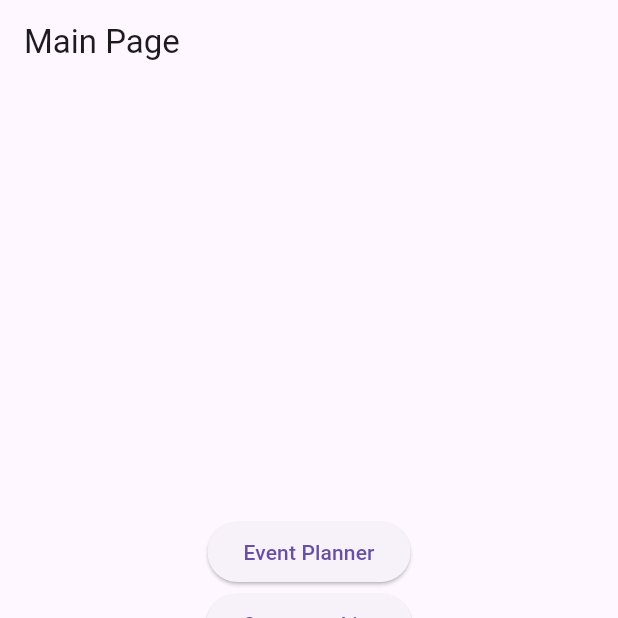
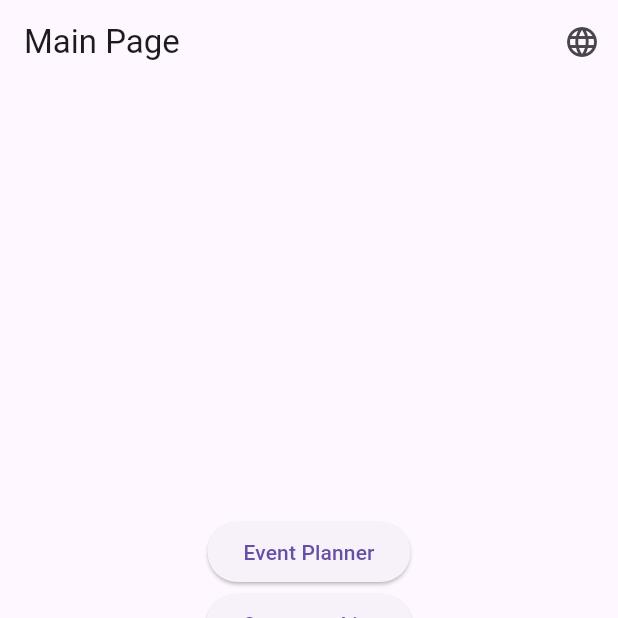
Before and after one commit to Jack199407/final_project, a Flutter app: the screen it shows after launch, on a phone screen of 412 x 824 dp, the top half of it. Run offline on Flutter 3.47's test engine with Material 3 defaults, Android fonts, the phone set to English and light mode, and no system bars; our stand-ins replace shared_preferences, sqflite, sqflite_common_ffi; accounts and stored records are empty.

Commit message:
Added full internationalization support and language switching

```diff
--- /dev/null
+++ b/lib/localization/app_localizations.dart
@@ -0,0 +1,57 @@
+import 'dart:convert';
+import 'package:flutter/material.dart';
+import 'package:flutter/services.dart';
+
+/// This class handles loading and accessing localized strings from JSON files.
+class AppLocalizations {
+  final Locale locale;
+  late Map<String, String> _localizedStrings;
+
+  AppLocalizations(this.locale);
+
+  /// Load the JSON file based on the current locale.
+  Future<bool> load() async {
+    final jsonString = await rootBundle
+        .loadString('assets/i18n/${locale.languageCode}.json');
+    Map<String, dynamic> jsonMap = json.decode(jsonString);
+
+    _localizedStrings =
+        jsonMap.map((key, value) => MapEntry(key, value.toString()));
+    return true;
+  }
+
+  /// Get the localized string for the given [key].
+  String translate(String key) {
+    return _localizedStrings[key] ?? '** $key not found';
+  }
+
+  /// Helper method to access the current instance of AppLocalizations.
+  static AppLocalizations of(BuildContext context) {
+    return Localizations.of<AppLocalizations>(context, AppLocalizations)!;
+  }
+
+  /// Static delegate required for Flutter localization setup.
+  static const LocalizationsDelegate<AppLocalizations> delegate =
+      _AppLocalizationsDelegate();
+}
+
+/// The delegate responsible for loading AppLocalizations.
+class _AppLocalizationsDelegate
+    extends LocalizationsDelegate<AppLocalizations> {
+  const _AppLocalizationsDelegate();
+
+  @override
+  bool isSupported(Locale locale) {
+    return ['en', 'zh'].contains(locale.languageCode);
+  }
+
+  @override
+  Future<AppLocalizations> load(Locale locale) async {
+    AppLocalizations localizations = AppLocalizations(locale);
+    await localizations.load();
+    return localizations;
+  }
+
+  @override
+  bool shouldReload(_AppLocalizationsDelegate old) => false;
+}
--- a/lib/main.dart
+++ b/lib/main.dart
@@ -1,15 +1,18 @@
+import 'package:flutter/material.dart';
 import 'package:flutter/foundation.dart';
-import 'package:flutter/material.dart';
-
+import 'package:flutter_localizations/flutter_localizations.dart';
 import 'package:sqflite_common_ffi/sqflite_ffi.dart';
 
+import 'localization/app_localizations.dart';
 import 'pages/event/event_list_page.dart';
 import 'pages/customer/customer_list_page.dart';
 import 'pages/expense/expense_list_page.dart';
 import 'pages/vehicle/maintenance_list_page.dart';
 
+// language change
+final ValueNotifier<Locale> localeNotifier = ValueNotifier(const Locale('en'));
+
 void main() {
-
   if (defaultTargetPlatform == TargetPlatform.windows ||
       defaultTargetPlatform == TargetPlatform.linux ||
       defaultTargetPlatform == TargetPlatform.macOS) {
@@ -25,11 +28,35 @@ class MyApp extends StatelessWidget {
 
   @override
   Widget build(BuildContext context) {
-    return MaterialApp(
-      title: 'Group Project App',
-      theme: ThemeData(primarySwatch: Colors.blue),
-      home: const MainPage(),
-      debugShowCheckedModeBanner: false,
+    return ValueListenableBuilder<Locale>(
+      valueListenable: localeNotifier,
+      builder: (context, locale, _) {
+        return MaterialApp(
+          title: 'Group Project App',
+          theme: ThemeData(primarySwatch: Colors.blue),
+          debugShowCheckedModeBanner: false,
+          home: const MainPage(),
+          locale: locale,
+          supportedLocales: const [
+            Locale('en'),
+            Locale('zh'),
+          ],
+          localizationsDelegates: const [
+            AppLocalizations.delegate,
+            GlobalMaterialLocalizations.delegate,
+            GlobalWidgetsLocalizations.delegate,
+            GlobalCupertinoLocalizations.delegate,
+          ],
+          localeResolutionCallback: (locale, supportedLocales) {
+            for (var supportedLocale in supportedLocales) {
+              if (supportedLocale.languageCode == locale?.languageCode) {
+                return supportedLocale;
+              }
+            }
+            return supportedLocales.first;
+          },
+        );
+      },
     );
   }
 }
@@ -39,14 +66,33 @@ class MainPage extends StatelessWidget {
 
   @override
   Widget build(BuildContext context) {
+    final loc = AppLocalizations.of(context);
+
     return Scaffold(
-      appBar: AppBar(title: const Text("Main Page")),
+      appBar: AppBar(
+        title: Text(loc.translate('mainPage')),
+        actions: [
+          PopupMenuButton<String>(
+            icon: const Icon(Icons.language),
+            onSelected: (value) {
+              if (value == 'en') {
+                localeNotifier.value = const Locale('en');
+              } else if (value == 'zh') {
+                localeNotifier.value = const Locale('zh');
+              }
+            },
+            itemBuilder: (context) => [
+              const PopupMenuItem(value: 'en', child: Text('English')),
+              const PopupMenuItem(value: 'zh', child: Text('中文')),
+            ],
+          ),
+        ],
+      ),
       body: Center(
         child: SingleChildScrollView(
           child: Column(
             mainAxisAlignment: MainAxisAlignment.center,
             children: [
-              // 1. Event Planner
               ElevatedButton(
                 onPressed: () {
                   Navigator.push(
@@ -54,10 +100,8 @@ class MainPage extends StatelessWidget {
                     MaterialPageRoute(builder: (context) => const EventListPage()),
                   );
                 },
-                child: const Text("Event Planner"),
+                child: Text(loc.translate('eventPlanner')),
               ),
-
-              // 2. Customer List
               ElevatedButton(
                 onPressed: () {
                   Navigator.push(
@@ -65,10 +109,8 @@ class MainPage extends StatelessWidget {
                     MaterialPageRoute(builder: (context) => const CustomerListPage()),
                   );
                 },
-                child: const Text("Customer List"),
+                child: Text(loc.translate('customerList')),
               ),
-
-              // 3. Expense Tracker
               ElevatedButton(
                 onPressed: () {
                   Navigator.push(
@@ -76,10 +118,8 @@ class MainPage extends StatelessWidget {
                     MaterialPageRoute(builder: (context) => const ExpenseListPage()),
                   );
                 },
-                child: const Text("Expense Tracker"),
+                child: Text(loc.translate('expenseTracker')),
               ),
-
-              // 4. Vehicle Maintenance
               ElevatedButton(
                 onPressed: () {
                   Navigator.push(
@@ -87,9 +127,8 @@ class MainPage extends StatelessWidget {
                     MaterialPageRoute(builder: (context) => const MaintenanceListPage()),
                   );
                 },
-                child: const Text("Vehicle Maintenance"),
+                child: Text(loc.translate('vehicleMaintenance')),
               ),
-
             ],
           ),
         ),
```
Also changed, not shown: assets/i18n/en.json (added, +23 -0 lines), assets/i18n/zh.json (added, +23 -0 lines), lib/pages/event/event_form_page.dart (+29 -44 lines), lib/pages/event/event_list_page.dart (+16 -22 lines), pubspec.yaml (+5 -70 lines), pubspec.lock.
